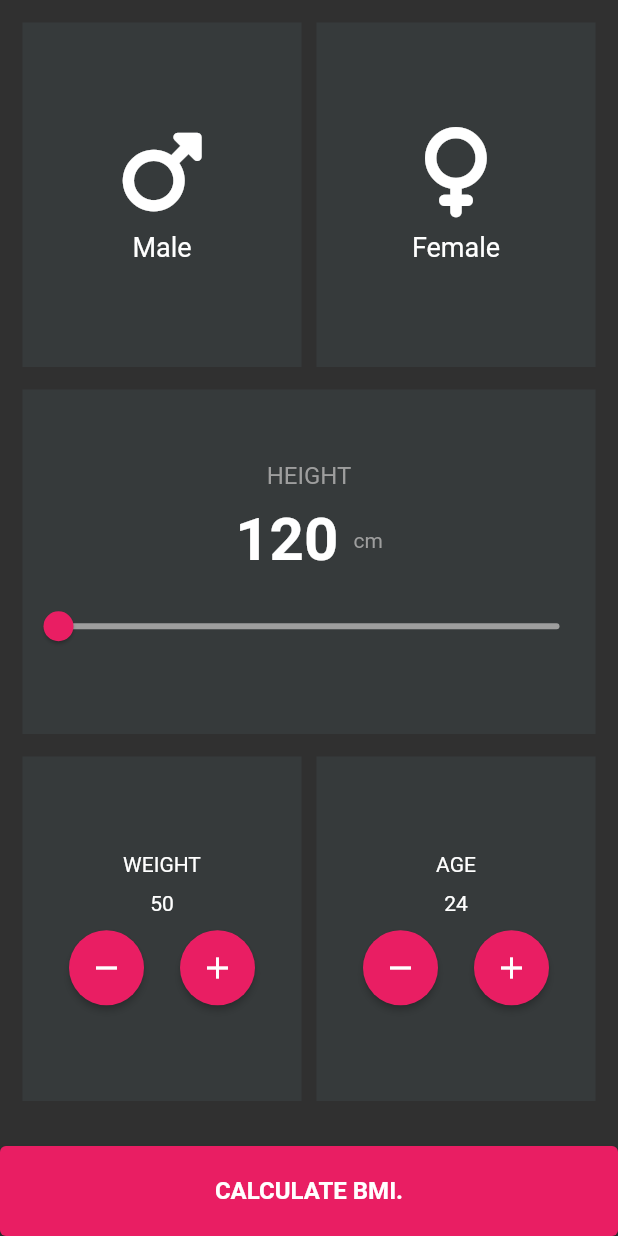
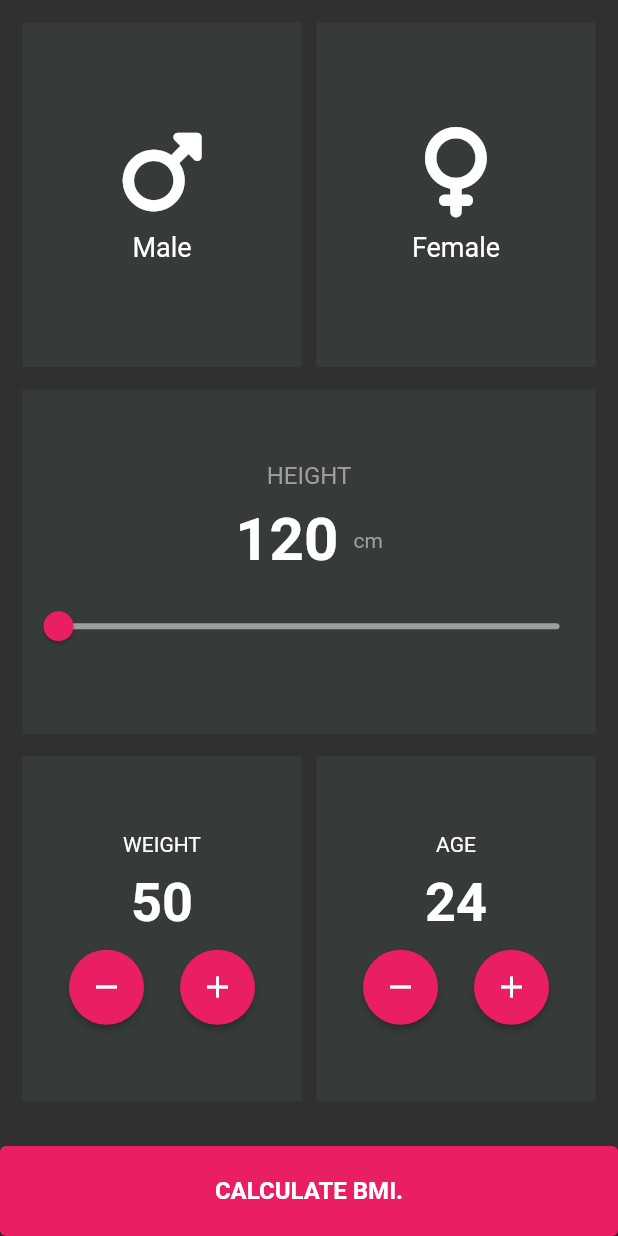
Before and after one commit to sammyodiagbe/bmi_calculator, a Flutter app: the screen it shows after launch, on a phone screen of 412 x 824 dp. Run offline on Flutter 3.47's test engine with Material 2 defaults, Android fonts, the phone set to English and light mode, and no system bars; our stand-ins replace font_awesome_flutter.

Commit message:
refactoring and touching on code

```diff
--- a/lib/constants.dart
+++ b/lib/constants.dart
@@ -42,3 +42,6 @@ const feedbackTextStyle = TextStyle(
 
 const heightAndAgeTextStyle =
     TextStyle(fontSize: 60, fontWeight: FontWeight.bold);
+
+const weightAndAgeTextStyle =
+    TextStyle(fontSize: 36, fontWeight: FontWeight.bold);
--- a/lib/reusableColumn.dart
+++ b/lib/reusableColumn.dart
@@ -1,3 +1,4 @@
+import 'package:bmi_calculator/constants.dart';
 import "package:flutter/material.dart";
 import "bmiBrain.dart";
 
@@ -20,9 +21,12 @@ class _ReusableColumnState extends State<ReusableColumn> {
       children: [
         Text(widget.columnTitle),
         SizedBox(height: 10),
-        Text(widget.action == 1
-            ? brain.getWeight().toString()
-            : brain.getAge().toString()),
+        Text(
+          widget.action == 1
+              ? brain.getWeight().toString()
+              : brain.getAge().toString(),
+          style: weightAndAgeTextStyle,
+        ),
         SizedBox(height: 10),
         Row(
           mainAxisAlignment: MainAxisAlignment.center,
```
